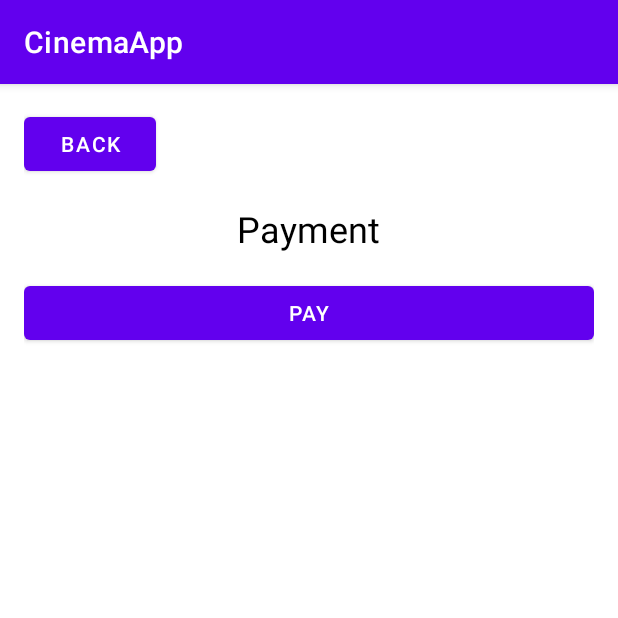
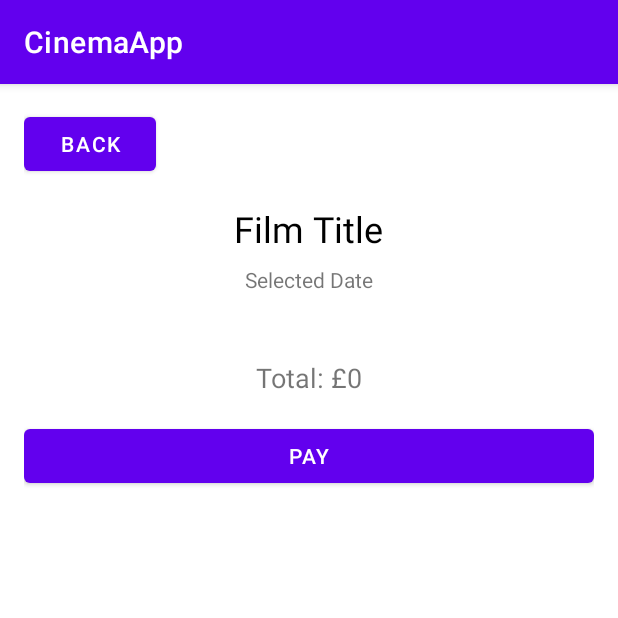
Before and after one commit to Jambo4231/CinemaAppAssignment, an Android app: the fragment PaymentFragment shown on its own in the app's theme, on a phone screen of 412 x 824 dp, the top half of it. Run offline under Robolectric (Android 15) with nearby library versions, the phone set to English and light mode, and no system bars.

Commit message:
payment summary added

```diff
--- a/app/src/main/java/com/example/cinemaapp/PaymentFragment.kt
+++ b/app/src/main/java/com/example/cinemaapp/PaymentFragment.kt
@@ -6,6 +6,7 @@ import android.view.View
 import android.view.ViewGroup
 import androidx.fragment.app.Fragment
 import com.example.cinemaapp.databinding.FragmentPaymentBinding
+import com.example.cinemaapp.models.Movie
 
 class PaymentFragment : Fragment(R.layout.fragment_payment) {
 
@@ -20,6 +21,36 @@ class PaymentFragment : Fragment(R.layout.fragment_payment) {
         return binding.root
     }
 
+    override fun onViewCreated(view: View, savedInstanceState: Bundle?) {
+        super.onViewCreated(view, savedInstanceState)
+
+        val movie: Movie? = arguments?.getParcelable("movie")
+        val selectedDate = arguments?.getString("selectedDate")
+        val selectedSeats = arguments?.getStringArrayList("selectedSeats") ?: emptyList()
+        val adultTickets = arguments?.getInt("adultTickets") ?: 0
+        val seniorTickets = arguments?.getInt("seniorTickets") ?: 0
+        val studentTickets = arguments?.getInt("studentTickets") ?: 0
+        val childTickets = arguments?.getInt("childTickets") ?: 0
+
+        movie?.let {
+            binding.paymentFilmTitle.text = it.title
+            binding.paymentSelectedDate.text = selectedDate
+        }
+
+        binding.paymentSelectedSeats.text = selectedSeats.joinToString(", ")
+
+        val totalCost = (adultTickets * 7) + (seniorTickets * 6) + (studentTickets * 6) + (childTickets * 5)
+        binding.paymentTotalCost.text = "Total: £$totalCost"
+
+        binding.buttonPay.setOnClickListener {
+            // Handle the payment process
+        }
+
+        binding.buttonBack.setOnClickListener {
+            requireActivity().onBackPressed()
+        }
+    }
+
     override fun onDestroyView() {
         super.onDestroyView()
         _binding = null
--- a/app/src/main/res/layout/fragment_payment.xml
+++ b/app/src/main/res/layout/fragment_payment.xml
@@ -18,14 +18,38 @@
             android:layout_marginBottom="16dp" />
 
         <TextView
+            android:id="@+id/payment_film_title"
             android:layout_width="wrap_content"
             android:layout_height="wrap_content"
-            android:text="Payment"
+            android:text="Film Title"
             android:textColor="@android:color/black"
             android:textSize="24sp"
             android:layout_gravity="center" />
 
-        <!-- Add your payment details input fields here -->
+        <TextView
+            android:id="@+id/payment_selected_date"
+            android:layout_width="wrap_content"
+            android:layout_height="wrap_content"
+            android:text="Selected Date"
+            android:layout_gravity="center"
+            android:layout_marginTop="8dp" />
+
+        <TextView
+            android:id="@+id/payment_selected_seats"
+            android:layout_width="wrap_content"
+            android:layout_height="wrap_content"
+            android:text="Selected Seats"
+            android:layout_gravity="center"
+            android:layout_marginTop="8dp" />
+
+        <TextView
+            android:id="@+id/payment_total_cost"
+            android:layout_width="wrap_content"
+            android:layout_height="wrap_content"
+            android:text="Total Cost"
+            android:layout_gravity="center"
+            android:layout_marginTop="16dp"
+            android:textSize="18sp" />
 
         <Button
             android:id="@+id/button_pay"
```
Also changed, not shown: app/src/main/java/com/example/cinemaapp/SeatsFragment.kt (line endings or trailing spaces).
